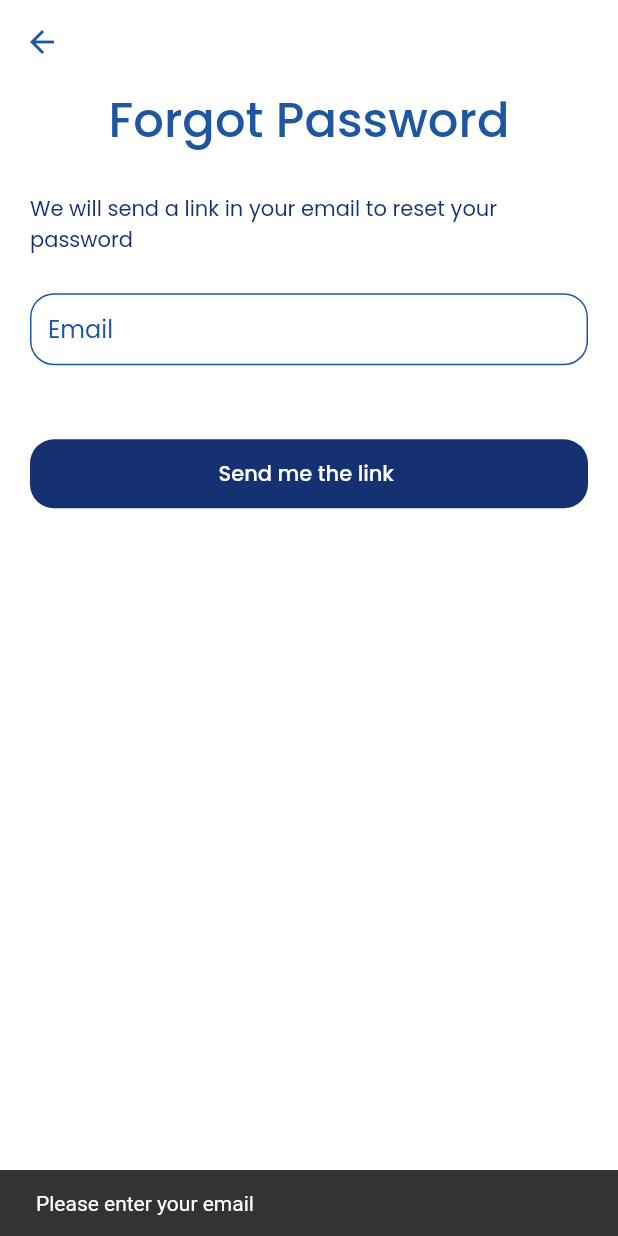
After one commit to renankanu/app_todo, a Flutter app: the ForgotPasswordScreen screen opened directly, after a tap on "Send me the link", on a phone screen of 412 x 824 dp. The commit adds this screen. Run offline on Flutter 3.47's test engine with Material 2 defaults, Android fonts, the phone set to English and light mode, and no system bars; our stand-ins replace cloud_firestore, firebase_auth, firebase_core, flutter_svg; accounts and stored records are empty; network calls fail.

Commit message:
Feature - create feature forgot password

```diff
--- /dev/null
+++ b/lib/app/screens/forgot_password/forgot_password_screen.dart
@@ -0,0 +1,89 @@
+import 'package:app_todo/app/utils/size_config.dart';
+import 'package:app_todo/app/widgets/rounded_button.dart';
+import 'package:app_todo/app/widgets/rounded_input_field.dart';
+import 'package:firebase_auth/firebase_auth.dart';
+import 'package:flutter/material.dart';
+
+import '../../../constants.dart';
+
+class ForgotPasswordScreen extends StatelessWidget {
+  const ForgotPasswordScreen({Key key}) : super(key: key);
+
+  @override
+  Widget build(BuildContext context) {
+    final TextEditingController _emailController = TextEditingController();
+
+    Future validEmail(BuildContext context) async {
+      if (_emailController.text.isEmpty) {
+        Scaffold.of(context).showSnackBar(
+          const SnackBar(
+            content: Text("Please enter your email"),
+          ),
+        );
+        return;
+      }
+      if (!emailValidatorRegExp.hasMatch(_emailController.text)) {
+        Scaffold.of(context).showSnackBar(
+          const SnackBar(
+            content: Text("Please enter valid email"),
+          ),
+        );
+        return;
+      }
+      try {
+        await FirebaseAuth.instance
+            .sendPasswordResetEmail(email: _emailController.text);
+        Navigator.pop(context);
+      } on Exception catch (error) {
+        Scaffold.of(context).showSnackBar(
+          const SnackBar(
+            content: Text("Opps! 😕"),
+          ),
+        );
+      }
+    }
+
+    return Scaffold(
+      appBar: AppBar(),
+      body: SafeArea(
+        child: Padding(
+          padding: const EdgeInsets.symmetric(
+            horizontal: 20,
+          ),
+          child: Builder(builder: (BuildContext context) {
+            return Column(
+              children: [
+                const Text(
+                  "Forgot Password",
+                  style: TextStyle(
+                    fontSize: 32,
+                    fontWeight: FontWeight.w500,
+                    color: kMatisse,
+                  ),
+                ),
+                SizedBox(height: SizeConfig.screenHeight * 0.03),
+                const Text(
+                  "We will send a link in your email to reset your password",
+                  style: TextStyle(color: kLuckyPoint),
+                ),
+                SizedBox(height: SizeConfig.screenHeight * 0.03),
+                RoundedInputField(
+                  hintText: "Email",
+                  controller: _emailController,
+                  keyboardType: TextInputType.emailAddress,
+                ),
+                SizedBox(height: SizeConfig.screenHeight * 0.06),
+                RoundedButton(
+                  text: "Send me the link ",
+                  press: () async {
+                    await validEmail(context);
+                  },
+                ),
+              ],
+            );
+          }),
+        ),
+      ),
+    );
+  }
+}
--- a/lib/app/screens/login/login_screen.dart
+++ b/lib/app/screens/login/login_screen.dart
@@ -1,3 +1,4 @@
+import 'package:app_todo/app/screens/forgot_password/forgot_password_screen.dart';
 import 'package:app_todo/app/screens/login/widget/no_account_text.dart';
 import 'package:app_todo/app/screens/login/widget/social_icon.dart';
 import 'package:app_todo/app/services/auth.dart';
@@ -69,8 +70,14 @@ class _LoginScreenState extends State<LoginScreen> {
                     mainAxisAlignment: MainAxisAlignment.end,
                     children: [
                       GestureDetector(
-                        // onTap: () => Navigator.pushNamed(
-                        //     context, ForgotPasswordScreen.routeName),
+                        onTap: () {
+                          Navigator.push(
+                            context,
+                            MaterialPageRoute(
+                                builder: (context) =>
+                                    const ForgotPasswordScreen()),
+                          );
+                        },
                         child: const Text(
                           "Forgot Password?",
                           style: TextStyle(
--- a/lib/constants.dart
+++ b/lib/constants.dart
@@ -13,3 +13,6 @@ OutlineInputBorder outlineInputBorder() {
     borderSide: const BorderSide(color: kMatisse),
   );
 }
+
+final RegExp emailValidatorRegExp =
+    RegExp(r"^[a-zA-Z0-9.]+@[a-zA-Z0-9]+\.[a-zA-Z]+");
```
